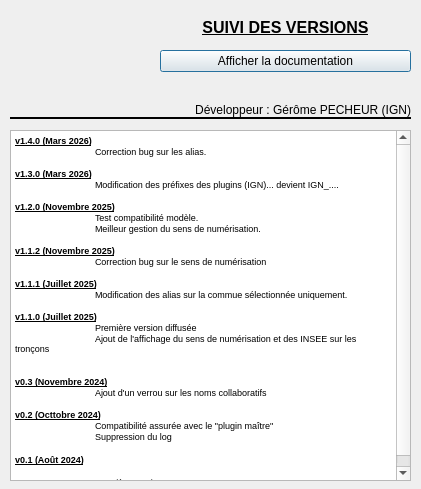
The window that aproposde.ui (IGNF/assistant-odonyme-qgis-plugin) describes before a commit, drawn with Qt 5.
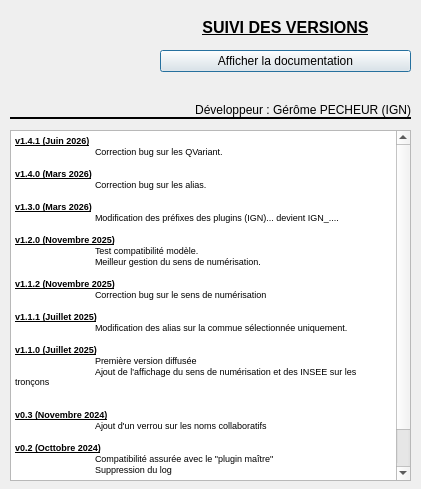
The same window after the commit. Icons and pictures are not drawn.

```diff
--- a/aproposde.ui
+++ b/aproposde.ui
@@ -118,7 +118,10 @@
     <string>&lt;!DOCTYPE HTML PUBLIC &quot;-//W3C//DTD HTML 4.0//EN&quot; &quot;http://www.w3.org/TR/REC-html40/strict.dtd&quot;&gt;
 &lt;html&gt;&lt;head&gt;&lt;meta name=&quot;qrichtext&quot; content=&quot;1&quot; /&gt;&lt;style type=&quot;text/css&quot;&gt;
 p, li { white-space: pre-wrap; }
-&lt;/style&gt;&lt;/head&gt;&lt;body style=&quot; font-family:'MS Shell Dlg 2'; font-size:7.8pt; font-weight:400; font-style:normal;&quot;&gt;
+&lt;/style&gt;&lt;/head&gt;&lt;body style=&quot; font-family:'MS Shell Dlg 2'; font-size:8.25pt; font-weight:400; font-style:normal;&quot;&gt;
+&lt;p style=&quot; margin-top:0px; margin-bottom:0px; margin-left:0px; margin-right:0px; -qt-block-indent:0; text-indent:0px;&quot;&gt;&lt;span style=&quot; font-size:7pt; font-weight:600; text-decoration: underline;&quot;&gt;v1.4.1 (Juin 2026)&lt;/span&gt;&lt;/p&gt;
+&lt;p style=&quot; margin-top:0px; margin-bottom:0px; margin-left:0px; margin-right:0px; -qt-block-indent:0; text-indent:0px;&quot;&gt;&lt;span style=&quot; font-size:7pt;&quot;&gt;	Correction bug sur les QVariant.&lt;/span&gt;&lt;/p&gt;
+&lt;p style=&quot;-qt-paragraph-type:empty; margin-top:0px; margin-bottom:0px; margin-left:0px; margin-right:0px; -qt-block-indent:0; text-indent:0px; font-size:7pt;&quot;&gt;&lt;br /&gt;&lt;/p&gt;
 &lt;p style=&quot; margin-top:0px; margin-bottom:0px; margin-left:0px; margin-right:0px; -qt-block-indent:0; text-indent:0px;&quot;&gt;&lt;span style=&quot; font-size:7pt; font-weight:600; text-decoration: underline;&quot;&gt;v1.4.0 (Mars 2026)&lt;/span&gt;&lt;/p&gt;
 &lt;p style=&quot; margin-top:0px; margin-bottom:0px; margin-left:0px; margin-right:0px; -qt-block-indent:0; text-indent:0px;&quot;&gt;&lt;span style=&quot; font-size:7pt;&quot;&gt;	Correction bug sur les alias.&lt;/span&gt;&lt;/p&gt;
 &lt;p style=&quot;-qt-paragraph-type:empty; margin-top:0px; margin-bottom:0px; margin-left:0px; margin-right:0px; -qt-block-indent:0; text-indent:0px; font-size:7pt;&quot;&gt;&lt;br /&gt;&lt;/p&gt;
```
